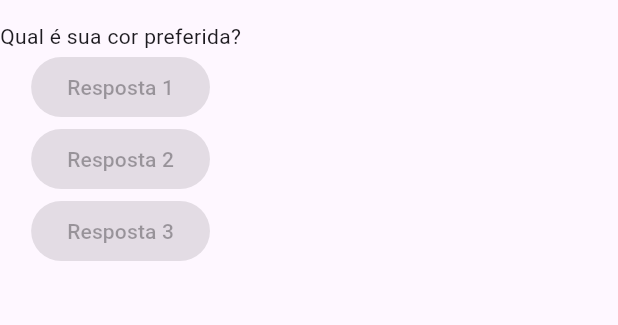
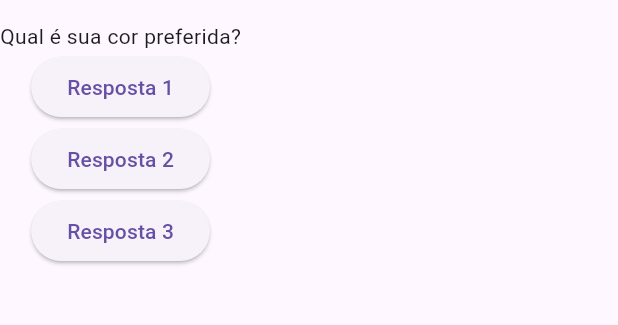
Before and after one commit to J7ohn/projeto_perguntas_flutter, a Flutter app: the screen it shows after launch, on a phone screen of 412 x 824 dp, the part 63-388 px from its top. Run offline on Flutter 3.47's test engine with Material 3 defaults, Android fonts, the light colour scheme and no system bars; missing offline and left inert: dart:ffi.

Commit message:
criando function e passando function como param no onPressed

```diff
--- a/lib/main.dart
+++ b/lib/main.dart
@@ -1,3 +1,5 @@
+import 'dart:ffi';
+
 import 'package:flutter/material.dart';
 
 main(){
@@ -6,7 +8,9 @@ main(){
 
 class PerguntaApp extends StatelessWidget{
 
-
+  void responder(){
+    print('Pergunta respondida!');
+  }
 
   @override
   Widget build(BuildContext context){
@@ -26,9 +30,9 @@ class PerguntaApp extends StatelessWidget{
         body: Column(
           children: [
             Text(perguntas[0]),
-            ElevatedButton(child: Text('Resposta 1'), onPressed: null,),
-            ElevatedButton(child: Text('Resposta 2'), onPressed: null,),
-            ElevatedButton(child: Text('Resposta 3'), onPressed: null,)
+            ElevatedButton(child: Text('Resposta 1'), onPressed: responder),
+            ElevatedButton(child: Text('Resposta 2'), onPressed: responder),
+            ElevatedButton(child: Text('Resposta 3'), onPressed: responder)
           ],
         ),
 
```
